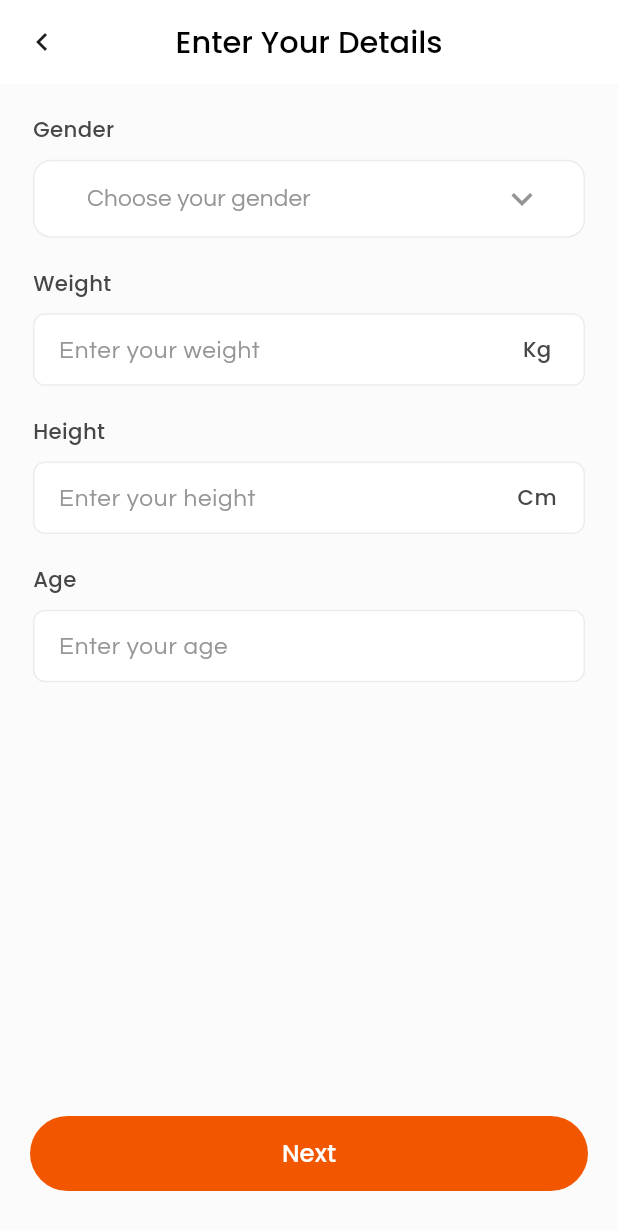
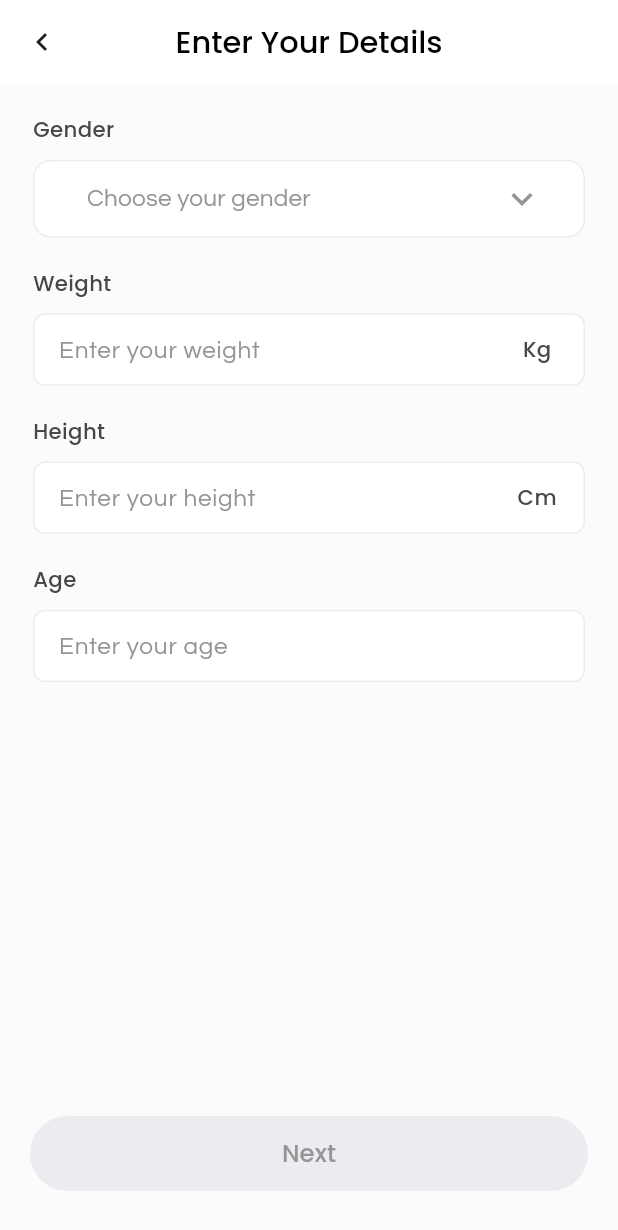
Before and after one commit to Akuma-0/Balanced-Meal, a Flutter app: the EnterUserDetailsScreen screen opened by its route, on a phone screen of 412 x 824 dp. Shown: the top 1230 px of the screen. Run offline on Flutter 3.47's test engine with Material 3 defaults, Android fonts, the phone set to English and light mode, and no system bars; our stand-ins replace bloc, dropdown_button2, flutter_bloc, flutter_screenutil; network calls fail.

```diff
--- a/lib/core/widgets/app_text_button.dart
+++ b/lib/core/widgets/app_text_button.dart
@@ -1,24 +1,34 @@
 import 'package:balanced_meal/core/theming/styles.dart';
 import 'package:flutter/material.dart';
 
+// ignore: must_be_immutable
 class AppTextButton extends StatelessWidget {
-  const AppTextButton({super.key, required this.text, required this.onPressed,
-    required this.color});
+  AppTextButton({
+    super.key,
+    required this.text,
+    required this.onPressed,
+    required this.color,
+    this.textColor,
+  });
   final String text;
   final VoidCallback onPressed;
   final Color? color;
+  Color? textColor = Colors.white;
   @override
   Widget build(BuildContext context) {
     return TextButton(
       onPressed: onPressed,
-      child: Text(
-        text,
-        style: TextStyles.font16WhiteMedium.copyWith(fontFamily: 'poppins'),
-      ),
       style: ButtonStyle(
         minimumSize: WidgetStatePropertyAll(Size(double.infinity, 50)),
         backgroundColor: WidgetStatePropertyAll(color),
+      ),
+      child: Text(
+        text,
 
+        style: TextStyles.font16WhiteMedium.copyWith(
+          fontFamily: 'poppins',
+          color: textColor,
+        ),
       ),
     );
   }
--- a/lib/core/widgets/app_text_form_field.dart
+++ b/lib/core/widgets/app_text_form_field.dart
@@ -3,6 +3,7 @@ import 'package:balanced_meal/core/theming/styles.dart';
 import 'package:flutter/material.dart';
 import 'package:flutter_screenutil/flutter_screenutil.dart';
 
+// ignore: must_be_immutable
 class AppTextFormField extends StatelessWidget {
   final EdgeInsetsGeometry? constantPadding;
   final InputBorder? focusedBorder;
--- a/lib/cubit/app_cubit.dart
+++ b/lib/cubit/app_cubit.dart
@@ -3,6 +3,7 @@ import 'package:balanced_meal/models/food_base.dart';
 import 'package:balanced_meal/models/meat_food.dart';
 import 'package:balanced_meal/models/vegetable_food.dart';
 import 'package:bloc/bloc.dart';
+// ignore: depend_on_referenced_packages
 import 'package:meta/meta.dart';
 import 'dart:convert';
 import 'package:flutter/services.dart';
--- a/lib/cubit/app_cubit_state.dart
+++ b/lib/cubit/app_cubit_state.dart
@@ -4,6 +4,7 @@ part of 'app_cubit.dart';
 sealed class AppCubitState {}
 
 final class AppCubitInitial extends AppCubitState {}
+// ignore: must_be_immutable
 final class FoodDataLoaded extends AppCubitState {
   Map<String, List<FoodBase>> foodData ;
   FoodDataLoaded({required this.foodData});
--- a/lib/features/create_order/create_order_screen.dart
+++ b/lib/features/create_order/create_order_screen.dart
@@ -10,7 +10,7 @@ import 'package:flutter_screenutil/flutter_screenutil.dart';
 
 // ignore: must_be_immutable
 class CreateOrderScreen extends StatefulWidget {
-  CreateOrderScreen({super.key});
+  const CreateOrderScreen({super.key});
 
   @override
   State<CreateOrderScreen> createState() => _CreateOrderScreenState();
--- a/lib/features/user_details/enter_user_details_screen.dart
+++ b/lib/features/user_details/enter_user_details_screen.dart
@@ -15,7 +15,7 @@ class EnterUserDetailsScreen extends StatefulWidget {
 
 class _EnterUserDetailsScreenState extends State<EnterUserDetailsScreen> {
   static const List<String> gender = ['Male', 'Female'];
-  late int? age, height, weight;
+  int? age, height, weight;
   String? selectedGender;
   var formKey = GlobalKey<FormState>();
   @override
@@ -215,7 +215,9 @@ class _EnterUserDetailsScreenState extends State<EnterUserDetailsScreen> {
                         ),
                         onChanged: (val) {
                           if (val.isNotEmpty) {
-                            weight = int.tryParse(val);
+                            setState(() {
+                              weight = int.tryParse(val);
+                            });
                           }
                         },
                         validator: (val) {
@@ -249,7 +251,9 @@ class _EnterUserDetailsScreenState extends State<EnterUserDetailsScreen> {
                         ),
                         onChanged: (val) {
                           if (val.isNotEmpty) {
-                            height = int.tryParse(val);
+                            setState(() {
+                              height = int.tryParse(val);
+                            });
                           }
                         },
                         validator: (val) {
@@ -271,7 +275,9 @@ class _EnterUserDetailsScreenState extends State<EnterUserDetailsScreen> {
                         hintText: 'Enter your age',
                         onChanged: (val) {
                           if (val.isNotEmpty) {
-                            age = int.tryParse(val);
+                            setState(() {
+                              age = int.tryParse(val);
+                            });
                           }
                         },
                         validator: (val) {
@@ -316,7 +322,20 @@ class _EnterUserDetailsScreenState extends State<EnterUserDetailsScreen> {
                   );
                 }
               },
-              color: ColorsManager.mainOrange,
+              color:
+                  (height != null &&
+                          weight != null &&
+                          age != null &&
+                          selectedGender != null)
+                      ? ColorsManager.mainOrange
+                      : ColorsManager.lightGray,
+              textColor:
+                  (height != null &&
+                          weight != null &&
+                          age != null &&
+                          selectedGender != null)
+                      ? Colors.white
+                      : ColorsManager.midGray,
             ),
           ),
         ],
--- a/lib/models/carp_food.dart
+++ b/lib/models/carp_food.dart
@@ -6,10 +6,10 @@ part 'carp_food.g.dart';
 @JsonSerializable()
 class CarpFood extends FoodBase {
   const CarpFood({
-    required String name,
-    required int calories,
-    required String imageUrl,
-  }) : super(name: name, calories: calories, imageUrl: imageUrl);
+    required super.name,
+    required super.calories,
+    required super.imageUrl,
+  });
 
   factory CarpFood.fromJson(Map<String, dynamic> json) =>
       _$CarpFoodFromJson(json);
--- a/lib/models/meat_food.dart
+++ b/lib/models/meat_food.dart
@@ -6,10 +6,10 @@ part 'meat_food.g.dart';
 @JsonSerializable()
 class MeatFood extends FoodBase {
   const MeatFood({
-    required String name,
-    required int calories,
-    required String imageUrl,
-  }) : super(name: name, calories: calories, imageUrl: imageUrl);
+    required super.name,
+    required super.calories,
+    required super.imageUrl,
+  });
 
   factory MeatFood.fromJson(Map<String, dynamic> json) =>
       _$MeatFoodFromJson(json);
--- a/lib/models/vegetable_food.dart
+++ b/lib/models/vegetable_food.dart
@@ -6,10 +6,10 @@ part 'vegetable_food.g.dart';
 @JsonSerializable()
 class VegetableFood extends FoodBase {
   const VegetableFood({
-    required String name,
-    required int calories,
-    required String imageUrl,
-  }) : super(name: name, calories: calories, imageUrl: imageUrl);
+    required super.name,
+    required super.calories,
+    required super.imageUrl,
+  });
 
   factory VegetableFood.fromJson(Map<String, dynamic> json) =>
       _$VegetableFoodFromJson(json);
```
Also changed, not shown: lib/core/widgets/add_button.dart (+5 -3 lines), lib/core/widgets/counter_widget.dart (+27 -6 lines), lib/core/widgets/food_card.dart (+25 -23 lines).
